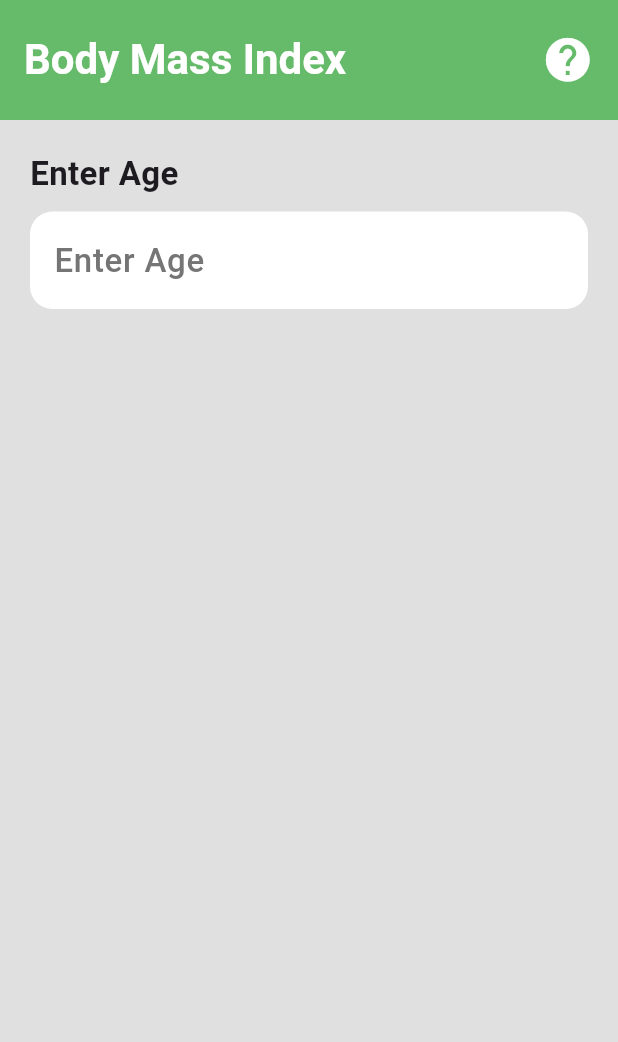
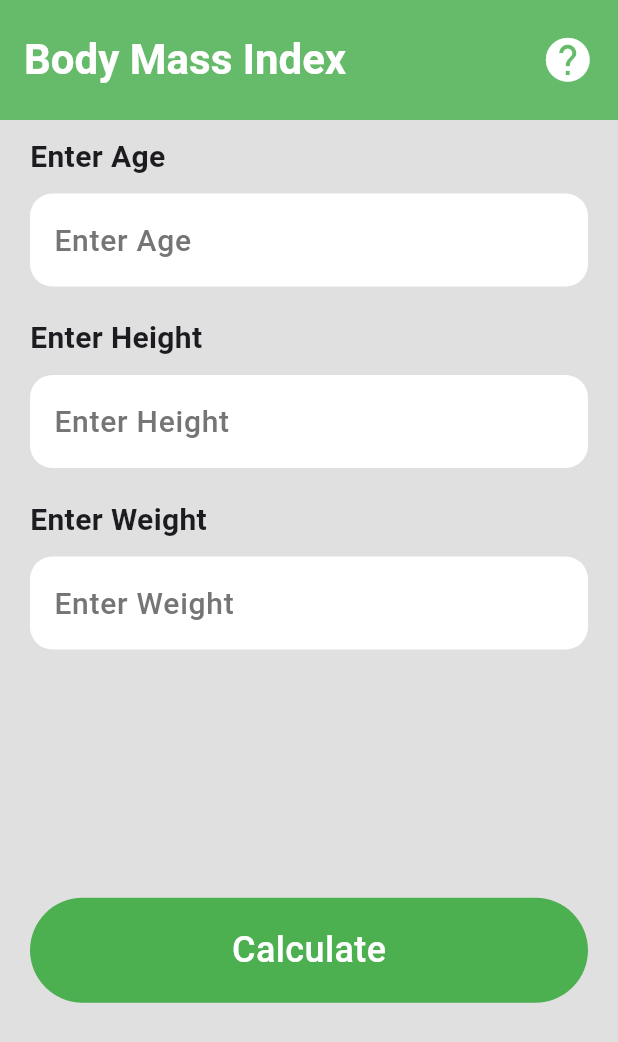
Before and after one commit to suleymanharbelioglu/BMI-Calculator, a Flutter app: the screen it shows after launch, on a phone screen of 412 x 824 dp. Shown: the top 1042 px of the screen. Run offline on Flutter 3.47's test engine with Material 3 defaults, Android fonts, the phone set to English and light mode, and no system bars.

Commit message:
home Page design

```diff
--- a/lib/constant/constants.dart
+++ b/lib/constant/constants.dart
@@ -6,12 +6,19 @@ class Constants {
   static const textFiledColor = Colors.white;
 
   static const inputLabelStyle = TextStyle(
-    fontSize: 22,
+    fontSize: 20,
     fontWeight: FontWeight.w600,
   );
   static final inputHintStyle = TextStyle(
     color: Colors.grey.shade600,
-    fontSize: 22,
+    fontSize: 20,
     fontWeight: FontWeight.w500,
   );
+  static final calculateTextStyle = TextStyle(
+    color: Colors.white,
+    fontSize: 24,
+    fontWeight: FontWeight.w500,
+  );
+  static const ContainerMargin =
+      EdgeInsets.symmetric(horizontal: 20, vertical: 10);
 }
--- a/lib/page/home_page.dart
+++ b/lib/page/home_page.dart
@@ -1,5 +1,9 @@
 import 'package:flutter/material.dart';
 import 'package:flutter_application_2/constant/constants.dart';
+import 'package:flutter_application_2/widget/age_text_form_field.dart';
+import 'package:flutter_application_2/widget/calculate_button.dart';
+import 'package:flutter_application_2/widget/height_text_form_filed.dart';
+import 'package:flutter_application_2/widget/weight_text_form_filed.dart';
 
 class HomePage extends StatefulWidget {
   const HomePage({super.key});
@@ -39,53 +43,12 @@ class _HomePageState extends State<HomePage> {
       ),
       body: Column(
         children: [
-          ageTextFormFiled(),
+          AgeTextFormField(),
+          HeightTextFormFiled(),
+          WeightTextFormFiled(),
+          CalculateButton(),
         ],
       ),
     );
   }
-
-  Container ageTextFormFiled() {
-    return Container(
-          margin: EdgeInsets.all(20),
-          // height: 75,
-          width: double.infinity,
-          decoration: BoxDecoration(
-              // color: Colors.yellow.shade100,
-              ),
-          child: Column(
-            crossAxisAlignment: CrossAxisAlignment.start,
-            children: [
-              Text(
-                "Enter Age",
-                style: Constants.inputLabelStyle,
-              ),
-              SizedBox(height: 10),
-              TextFormField(
-                keyboardType: TextInputType.number,
-                validator: (value) {
-                  if (value == null) {
-                    return "Enter your age";
-                  }
-                  return null;
-                },
-                onSaved: (newValue) {
-                  age = newValue!;
-                  print("age : $age");
-                },
-                decoration: InputDecoration(
-                  hintText: "Enter Age",
-                  hintStyle: Constants.inputHintStyle,
-                  fillColor: Constants.textFiledColor,
-                  filled: true,
-                  border: OutlineInputBorder(
-                    borderSide: BorderSide.none,
-                    borderRadius: BorderRadius.circular(15),
-                  ),
-                ),
-              ),
-            ],
-          ),
-        );
-  }
 }
--- /dev/null
+++ b/lib/widget/age_text_form_field.dart
@@ -0,0 +1,50 @@
+import 'package:flutter/material.dart';
+import 'package:flutter_application_2/constant/constants.dart';
+
+class AgeTextFormField extends StatelessWidget {
+  const AgeTextFormField({super.key});
+
+  @override
+  Widget build(BuildContext context) {
+    return Container(
+      margin: Constants.ContainerMargin,
+      // height: 75,
+      width: double.infinity,
+      decoration: BoxDecoration(
+          // color: Colors.yellow.shade100,
+          ),
+      child: Column(
+        crossAxisAlignment: CrossAxisAlignment.start,
+        children: [
+          Text(
+            "Enter Age",
+            style: Constants.inputLabelStyle,
+          ),
+          SizedBox(height: 10),
+          TextFormField(
+            keyboardType: TextInputType.number,
+            validator: (value) {
+              if (value == null) {
+                return "Enter your age";
+              }
+              return null;
+            },
+            onSaved: (newValue) {
+              print("age : $newValue");
+            },
+            decoration: InputDecoration(
+              hintText: "Enter Age",
+              hintStyle: Constants.inputHintStyle,
+              fillColor: Constants.textFiledColor,
+              filled: true,
+              border: OutlineInputBorder(
+                borderSide: BorderSide.none,
+                borderRadius: BorderRadius.circular(15),
+              ),
+            ),
+          ),
+        ],
+      ),
+    );
+  }
+}
--- /dev/null
+++ b/lib/widget/calculate_button.dart
@@ -0,0 +1,32 @@
+import 'package:flutter/material.dart';
+import 'package:flutter_application_2/constant/constants.dart';
+
+class CalculateButton extends StatelessWidget {
+  const CalculateButton({super.key});
+
+  @override
+  Widget build(BuildContext context) {
+    return Expanded(
+      child: Container(
+        margin: Constants.ContainerMargin,
+        alignment: Alignment.center,
+        decoration: BoxDecoration(
+            // color: Colors.yellow.shade100,
+            ),
+        child: Container(
+          height: 70,
+          alignment: Alignment.center,
+          width: double.infinity,
+          decoration: BoxDecoration(
+            borderRadius: BorderRadius.circular(40),
+            color: Constants.appColor,
+          ),
+          child: Text(
+            "Calculate",
+            style: Constants.calculateTextStyle,
+          ),
+        ),
+      ),
+    );
+  }
+}
--- /dev/null
+++ b/lib/widget/height_text_form_filed.dart
@@ -0,0 +1,50 @@
+import 'package:flutter/material.dart';
+import 'package:flutter_application_2/constant/constants.dart';
+
+class HeightTextFormFiled extends StatelessWidget {
+  const HeightTextFormFiled({super.key});
+
+  @override
+  Widget build(BuildContext context) {
+    return Container(
+      margin: Constants.ContainerMargin,
+      // height: 75,
+      width: double.infinity,
+      decoration: BoxDecoration(
+          // color: Colors.yellow.shade100,
+          ),
+      child: Column(
+        crossAxisAlignment: CrossAxisAlignment.start,
+        children: [
+          Text(
+            "Enter Height",
+            style: Constants.inputLabelStyle,
+          ),
+          SizedBox(height: 10),
+          TextFormField(
+            keyboardType: TextInputType.number,
+            validator: (value) {
+              if (value == null) {
+                return "Enter your Height";
+              }
+              return null;
+            },
+            onSaved: (newValue) {
+              print("Height : $newValue");
+            },
+            decoration: InputDecoration(
+              hintText: "Enter Height",
+              hintStyle: Constants.inputHintStyle,
+              fillColor: Constants.textFiledColor,
+              filled: true,
+              border: OutlineInputBorder(
+                borderSide: BorderSide.none,
+                borderRadius: BorderRadius.circular(15),
+              ),
+            ),
+          ),
+        ],
+      ),
+    );
+  }
+}
--- /dev/null
+++ b/lib/widget/weight_text_form_filed.dart
@@ -0,0 +1,50 @@
+import 'package:flutter/material.dart';
+import 'package:flutter_application_2/constant/constants.dart';
+
+class WeightTextFormFiled extends StatelessWidget {
+  const WeightTextFormFiled({super.key});
+
+  @override
+  Widget build(BuildContext context) {
+    return Container(
+      margin: Constants.ContainerMargin,
+      // height: 75,
+      width: double.infinity,
+      decoration: BoxDecoration(
+          // color: Colors.yellow.shade100,
+          ),
+      child: Column(
+        crossAxisAlignment: CrossAxisAlignment.start,
+        children: [
+          Text(
+            "Enter Weight",
+            style: Constants.inputLabelStyle,
+          ),
+          SizedBox(height: 10),
+          TextFormField(
+            keyboardType: TextInputType.number,
+            validator: (value) {
+              if (value == null) {
+                return "Enter your Weight";
+              }
+              return null;
+            },
+            onSaved: (newValue) {
+              print("Weight : $newValue");
+            },
+            decoration: InputDecoration(
+              hintText: "Enter Weight",
+              hintStyle: Constants.inputHintStyle,
+              fillColor: Constants.textFiledColor,
+              filled: true,
+              border: OutlineInputBorder(
+                borderSide: BorderSide.none,
+                borderRadius: BorderRadius.circular(15),
+              ),
+            ),
+          ),
+        ],
+      ),
+    );
+  }
+}
```
